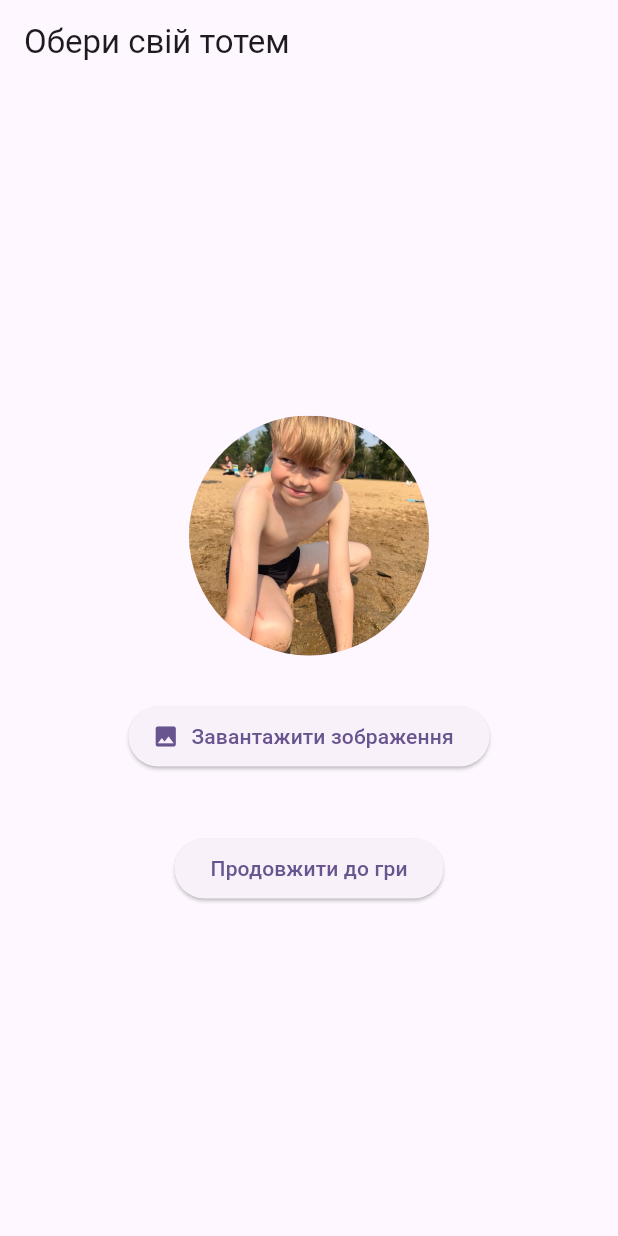
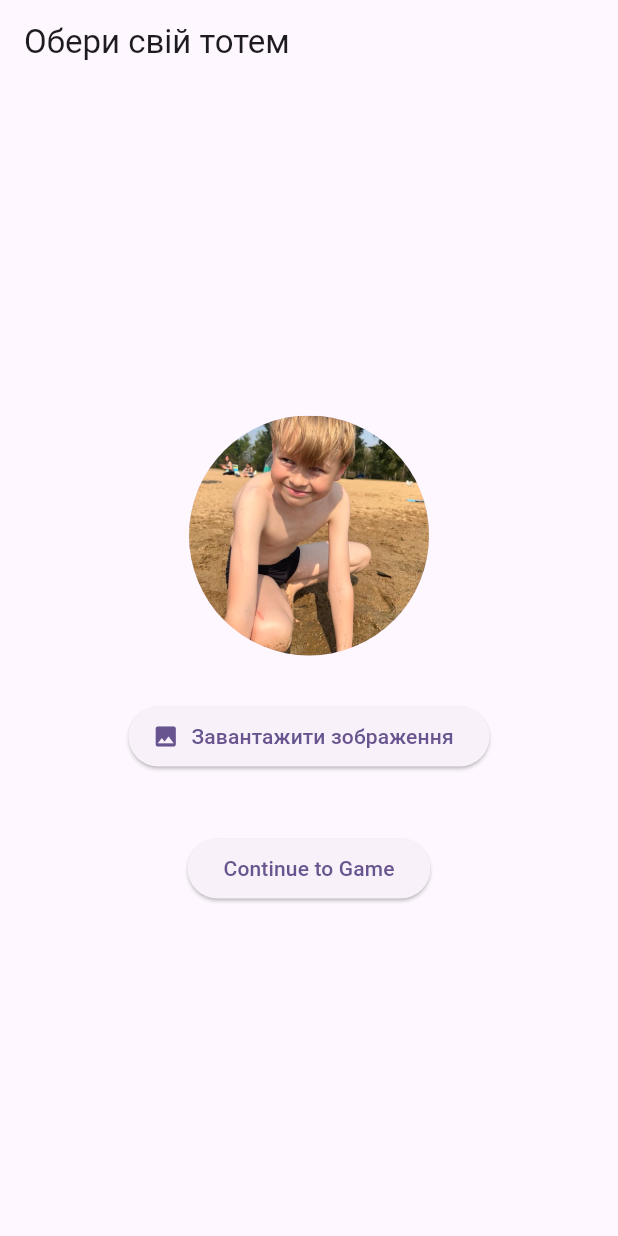
Before and after one commit to xalivan23/click_age, a Flutter app: the screen it shows after launch, on a phone screen of 412 x 824 dp. Run offline on Flutter 3.47's test engine with Material 3 defaults, Android fonts, the phone set to English and light mode, and no system bars; our stand-ins replace flutter_image_compress, image_cropper, image_picker, shared_preferences; generated files the repository leaves out were written again.

Commit message:
5.localization

```diff
--- /dev/null
+++ b/l10n.yaml
@@ -0,0 +1,6 @@
+arb-dir: lib/l10n
+template-arb-file: app_en.arb
+output-localization-file: app_localizations.dart
+output-class: AppLocalizations
+
+#  flutter gen-l10n
--- /dev/null
+++ b/lib/l10n/app_en.arb
@@ -0,0 +1,6 @@
+{
+  "@@locale": "en",
+  "title": "Click Age",
+  "chooseTotem": "Choose your totem",
+  "continueToGame": "Continue to Game"
+}
--- /dev/null
+++ b/lib/l10n/app_es.arb
@@ -0,0 +1,5 @@
+{
+  "title": "Edad del Click",
+  "continue": "Continuar",
+  "uploadPhoto": "Subir foto"
+}
--- /dev/null
+++ b/lib/l10n/app_uk.arb
@@ -0,0 +1,6 @@
+{
+  "@@locale": "uk",
+  "title": "Клік Епоха",
+  "chooseTotem": "Обери свій тотем",
+  "continueToGame": "Перейти до гри"
+}
--- a/lib/main.dart
+++ b/lib/main.dart
@@ -1,6 +1,8 @@
 import 'package:click_age/screens/GameScreen.dart';
 import 'package:click_age/screens/HomeScreen.dart';
 import 'package:flutter/material.dart';
+import 'package:flutter_gen/gen_l10n/app_localizations.dart';
+import 'package:flutter_localizations/flutter_localizations.dart';
 
 void main() {
   runApp(const MyApp());
@@ -13,6 +15,17 @@ class MyApp extends StatelessWidget {
   @override
   Widget build(BuildContext context) {
     return MaterialApp(
+      localizationsDelegates: const [
+        AppLocalizations.delegate,
+        GlobalMaterialLocalizations.delegate,
+        GlobalWidgetsLocalizations.delegate,
+        GlobalCupertinoLocalizations.delegate,
+      ],
+      supportedLocales: const [
+        Locale('en'), // ✅ <- перша в списку, стає дефолтною
+        Locale('uk'), // Українська
+        Locale('es'), // Іспанська
+      ],
       title: 'Click Age',
       debugShowCheckedModeBanner: false, //delete debag
       theme: ThemeData(
--- a/lib/screens/HomeScreen.dart
+++ b/lib/screens/HomeScreen.dart
@@ -4,6 +4,8 @@ import 'package:image_picker/image_picker.dart';
 import 'package:path_provider/path_provider.dart';
 import 'package:path/path.dart' as path;
 import 'package:shared_preferences/shared_preferences.dart';
+import 'package:flutter_gen/gen_l10n/app_localizations.dart';
+
 
 class HomeScreen extends StatefulWidget {
   const HomeScreen({super.key});
@@ -89,7 +91,7 @@ class _HomeScreenState extends State<HomeScreen> {
               onPressed: () {
                 Navigator.pushNamed(context, '/game', arguments: _selectedImage?.path);
               },
-              child: const Text('Продовжити до гри'),
+              child:  Text(AppLocalizations.of(context)!.continueToGame),
             ),
           ],
         ),
--- a/pubspec.yaml
+++ b/pubspec.yaml
@@ -9,6 +9,8 @@ environment:
 
 dependencies:
   flutter:
+    sdk: flutter
+  flutter_localizations:
     sdk: flutter
   image_picker: ^1.0.7
   image_cropper: ^9.1.0
@@ -32,6 +34,7 @@ flutter_native_splash:
   ios: true
 
 flutter:
+  generate: true
   uses-material-design: true
 
   assets:
```
Also changed, not shown: pubspec.lock, 20 other files.
